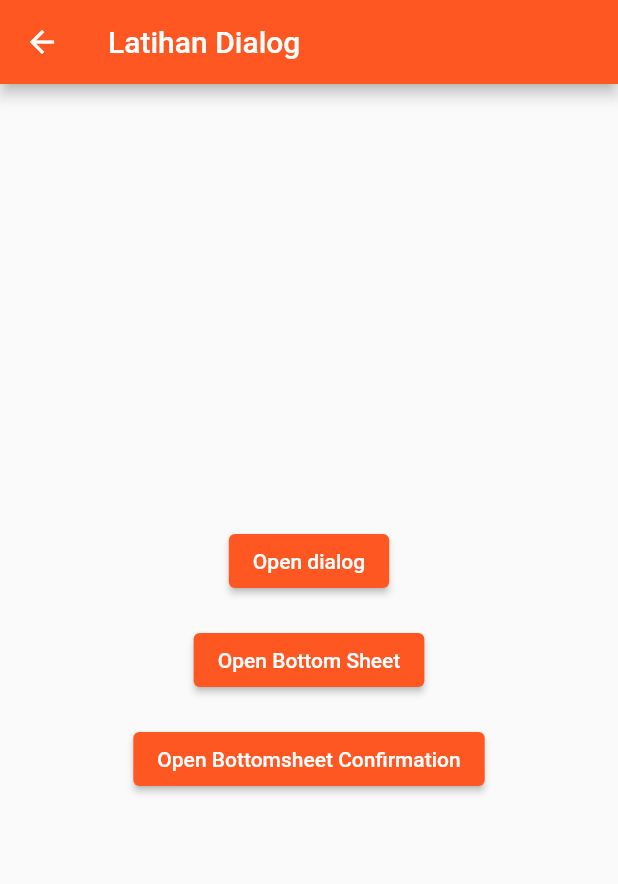
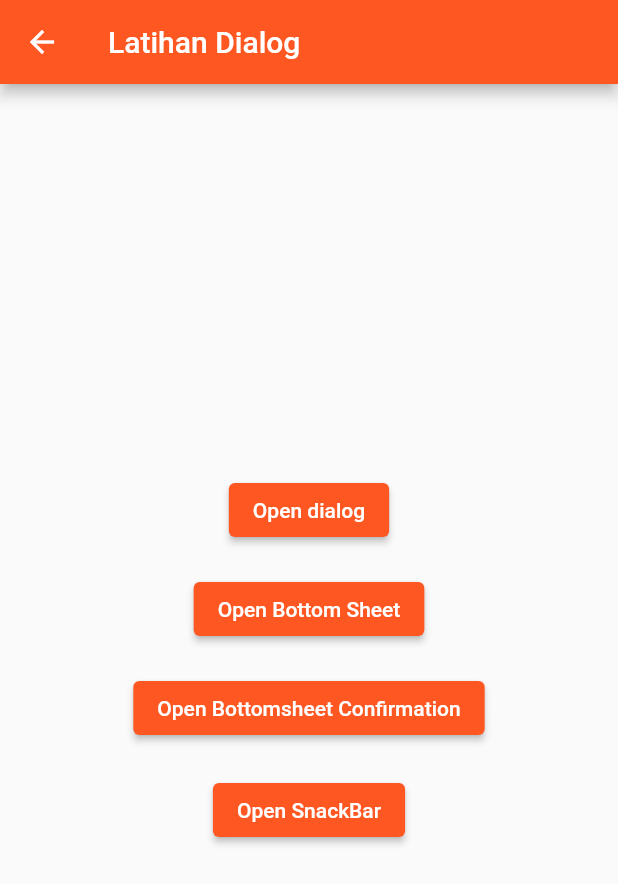
Before and after one commit to efrizalnf/flutter_widget, a Flutter app: the screen it shows after launch, on a phone screen of 412 x 824 dp. Shown: the top 884 px of the screen. Run offline on Flutter 3.47's test engine with Material 2 defaults, Android fonts, the phone set to English and light mode, and no system bars; our stand-ins replace flutter_svg.

Commit message:
added snackbar

```diff
--- a/lib/tugas/basic-form/dialog_widget.dart
+++ b/lib/tugas/basic-form/dialog_widget.dart
@@ -151,7 +151,18 @@ class _MyDialogWidgetState extends State<MyDialogWidget> {
                       print('Confirmed');
                     }
                   },
-                  child: const Text('Open Bottomsheet Confirmation'))
+                  child: const Text('Open Bottomsheet Confirmation')),
+              const SizedBox(height: 20.0),
+              ElevatedButton(
+                  onPressed: () {
+                    ScaffoldMessenger.of(context).showSnackBar(
+                      const SnackBar(
+                        backgroundColor: Colors.cyan,
+                        content: Text('Berhasil ditambahkan'),
+                      ),
+                    );
+                  },
+                  child: const Text('Open SnackBar'))
             ],
           ),
         ),
```
